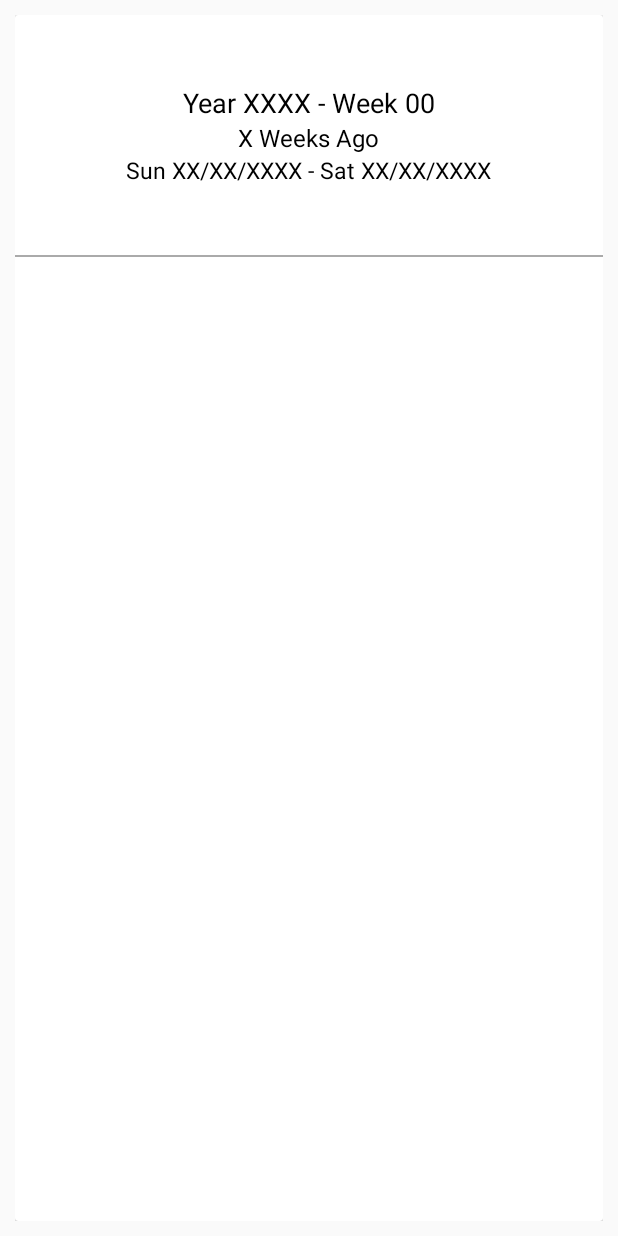
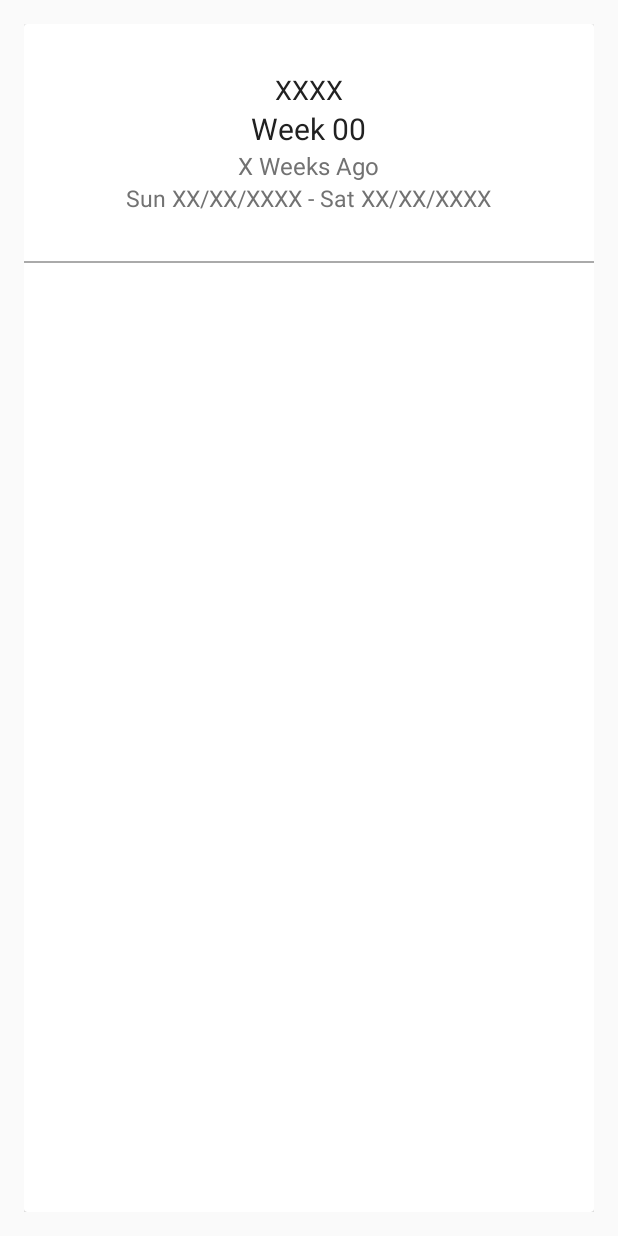
Before and after one commit to bradenschmidt/shift-ez, an Android app: the layout schedule_view.xml on its own in the app's theme, with its tools: preview values and no code run, on a phone screen of 412 x 824 dp. Run offline under Robolectric (Android 15) with nearby library versions, the phone set to English and light mode, and no system bars.

Commit message:
Split year and week. Use Butterknife. Better text styling.

```diff
--- a/android/app/src/main/res/layout/schedule_view.xml
+++ b/android/app/src/main/res/layout/schedule_view.xml
@@ -1,7 +1,7 @@
 <LinearLayout xmlns:android="http://schemas.android.com/apk/res/android"
     android:layout_width="match_parent"
     android:layout_height="match_parent"
-    android:padding="10dp">
+    android:padding="16dp">
 
     <android.support.v7.widget.CardView
         android:id="@+id/schedule_card"
@@ -24,13 +24,22 @@
                 android:orientation="vertical">
 
                 <TextView
-                    android:id="@+id/schedule_week_num"
+                    android:id="@+id/schedule_year"
                     android:layout_width="wrap_content"
                     android:layout_height="wrap_content"
                     android:layout_gravity="center"
-                    android:text="@string/schedule_week_num"
-                    android:textAppearance="@color/primary_text"
+                    android:text="@string/schedule_year"
+                    android:textColor="@color/primary_text"
                     android:textSize="18sp" />
+
+                <TextView
+                    android:id="@+id/schedule_week"
+                    android:layout_width="wrap_content"
+                    android:layout_height="wrap_content"
+                    android:layout_gravity="center"
+                    android:text="@string/schedule_week"
+                    android:textColor="@color/primary_text"
+                    android:textSize="20sp" />
 
                 <TextView
                     android:id="@+id/schedule_week_current"
@@ -38,7 +47,7 @@
                     android:layout_height="wrap_content"
                     android:layout_gravity="center"
                     android:text="@string/schedule_week_current"
-                    android:textAppearance="@color/primary_text"
+                    android:textColor="@color/secondary_text"
                     android:textSize="16sp" />
 
                 <TextView
@@ -47,7 +56,7 @@
                     android:layout_height="wrap_content"
                     android:layout_gravity="center"
                     android:text="@string/schedule_week_days"
-                    android:textAppearance="@color/secondary_text"
+                    android:textColor="@color/secondary_text"
                     android:textSize="15sp" />
 
             </LinearLayout>
--- a/android/app/src/main/res/values/strings.xml
+++ b/android/app/src/main/res/values/strings.xml
@@ -2,7 +2,7 @@
     <string name="app_name">Shift EZ</string>
     <string name="hello_world">Hello world!</string>
     <string name="action_settings">Settings</string>
-    <string name="schedule_week_num">Year XXXX - Week 00</string>
+    <string name="schedule_week">Week 00</string>
     <string name="schedule_week_days">Sun XX/XX/XXXX - Sat XX/XX/XXXX</string>
     <string name="schedule_image">Schedule Image</string>
     <string name="schedule_week_current">X  Weeks Ago</string>
@@ -17,4 +17,5 @@
     <string name="week_spinner_title">Week</string>
     <string name="week_offset_title">Week Offset</string>
     <string name="failure_image_desc">Failure Image</string>
+    <string name="schedule_year">XXXX</string>
 </resources>
```
Also changed, not shown: android/app/src/main/java/com/schmidtdesigns/shiftez/adapters/ScheduleAdapter.java (+44 -23 lines).
